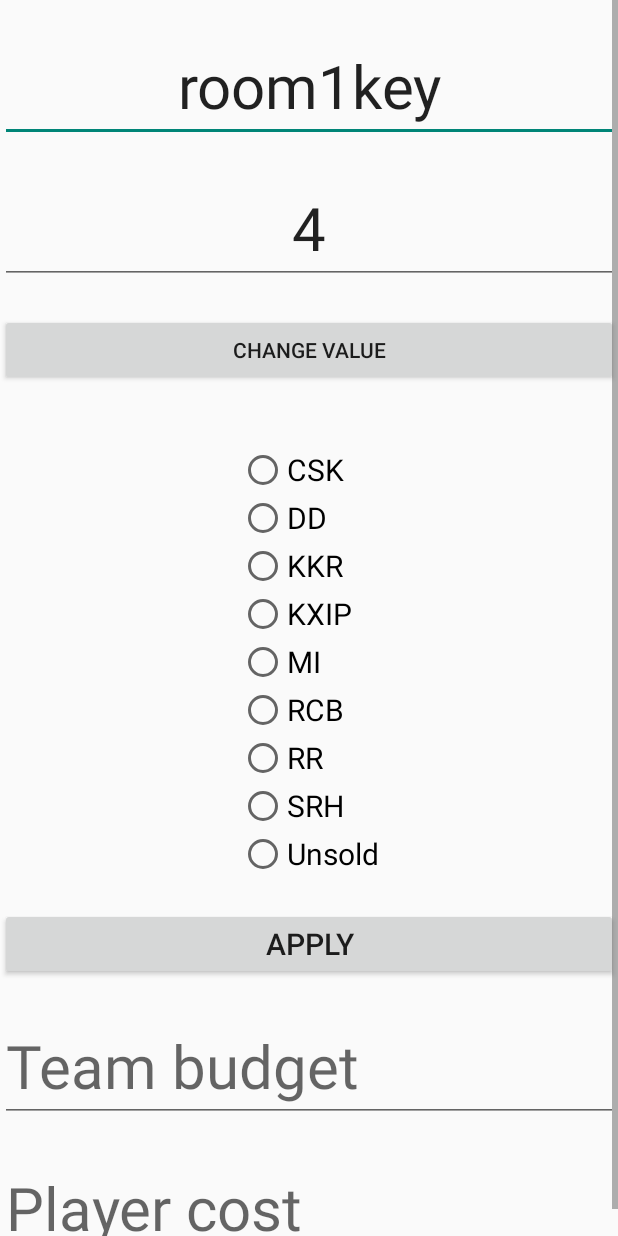
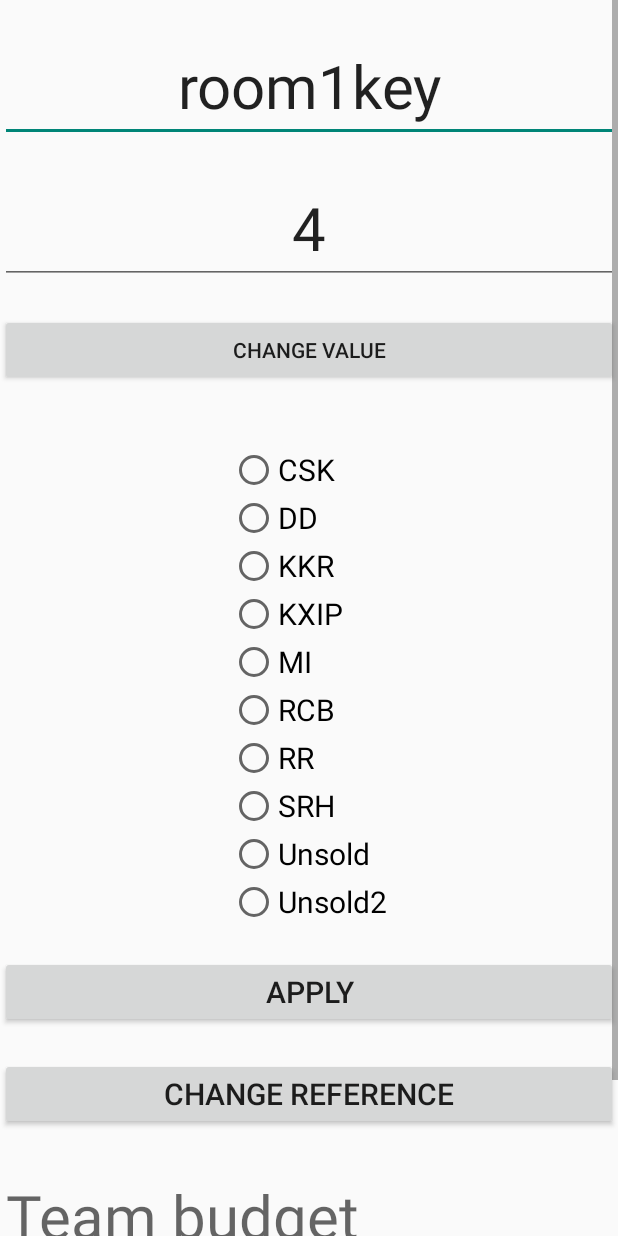
Before and after one commit to toshNaik/IPL, an Android app: the Admin screen opened directly, with no data from a screen before it, on a phone screen of 412 x 824 dp. Run offline under Robolectric (Android 15) with nearby library versions, the phone set to English and light mode, and no system bars; our stand-ins replace Firebase (no records; nobody signed in at launch, a user with empty details on screens opened directly).

Commit message:
Something is wrong

```diff
--- a/app/src/main/AndroidManifest.xml
+++ b/app/src/main/AndroidManifest.xml
@@ -9,7 +9,8 @@
         android:roundIcon="@mipmap/ic_launcher_round"
         android:supportsRtl="true"
         android:theme="@style/Theme.Design.Light.NoActionBar">
-        <activity android:name=".TeamsFragment"></activity>
+        <activity android:name=".Team_players"></activity>
+        <activity android:name=".TeamsFragment" />
         <activity android:name=".LoginActivity" />
         <activity android:name=".MainActivity" />
         <activity android:name=".Admin" />
--- a/app/src/main/java/com/example/navdrawer/LoginActivity.java
+++ b/app/src/main/java/com/example/navdrawer/LoginActivity.java
@@ -58,7 +58,7 @@ public class LoginActivity extends AppCompatActivity {
                                         @Override
                                         public void onComplete(@NonNull Task<Void> task) {
                                             if (task.isSuccessful()) {
-                                                Toast.makeText(LoginActivity.this, "Profile updated", Toast.LENGTH_LONG).show();
+                                                //Toast.makeText(LoginActivity.this, "Profile updated", Toast.LENGTH_LONG).show();
                                                 Intent intent = new Intent(LoginActivity.this, MainActivity.class);
                                                 intent.putExtra("RoomKey", roomkey);
                                                 startActivity(intent);
--- a/app/src/main/java/com/example/navdrawer/TeamsFragment.java
+++ b/app/src/main/java/com/example/navdrawer/TeamsFragment.java
@@ -43,6 +43,8 @@ public class TeamsFragment extends Fragment {
         String[] displayName = current_user.getDisplayName().split(" ");
         Log.d("NavDrawer", displayName[0]);
 
+
+
         Query query = FirebaseDatabase.getInstance().getReference().child(displayName[0]);
         listView = view.findViewById(R.id.listview_teams);
         FirebaseListOptions<Team> options =  new FirebaseListOptions.Builder<Team>()
@@ -65,6 +67,7 @@ public class TeamsFragment extends Fragment {
             @Override
             public void onItemClick(AdapterView<?> adapterView, View view, int i, long l) {
                 Intent intent = new Intent(getActivity(), LoginActivity.class);
+                //intent.putExtra("Team",)
                 startActivity(intent);
             }
         });
--- a/app/src/main/res/layout/activity_admin.xml
+++ b/app/src/main/res/layout/activity_admin.xml
@@ -9,7 +9,9 @@
     <ScrollView
         android:layout_width="match_parent"
         android:layout_height="match_parent"
-        android:orientation="vertical">
+        android:orientation="vertical"
+        tools:layout_editor_absoluteX="16dp"
+        tools:layout_editor_absoluteY="-266dp">
 
         <LinearLayout
             android:layout_width="match_parent"
@@ -112,6 +114,13 @@
                     android:text="Unsold"
                     android:textSize="20sp" />
 
+                <RadioButton
+                    android:id="@+id/Unsold2"
+                    android:layout_width="wrap_content"
+                    android:layout_height="wrap_content"
+                    android:text="Unsold2"
+                    android:textSize="20sp" />
+
 
             </RadioGroup>
 
@@ -121,6 +130,14 @@
                 android:layout_height="wrap_content"
                 android:layout_marginTop="20dp"
                 android:text="Apply"
+                android:textSize="20sp" />
+
+            <Button
+                android:id="@+id/change_reference"
+                android:layout_width="match_parent"
+                android:layout_height="wrap_content"
+                android:layout_marginTop="20dp"
+                android:text="Change Reference"
                 android:textSize="20sp" />
 
             <EditText
```
Also changed, not shown: app/src/main/java/com/example/navdrawer/DashboardFragment.java (+71 -5 lines), app/src/main/java/com/example/navdrawer/Team_players.java (added, +76 -0 lines), app/src/main/java/com/example/navdrawer/UnsoldFragment.java (+26 -3 lines), app/src/main/res/layout/activity_team_players.xml (added, +23 -0 lines). Lines whose indentation alone changed are shown as unchanged.
